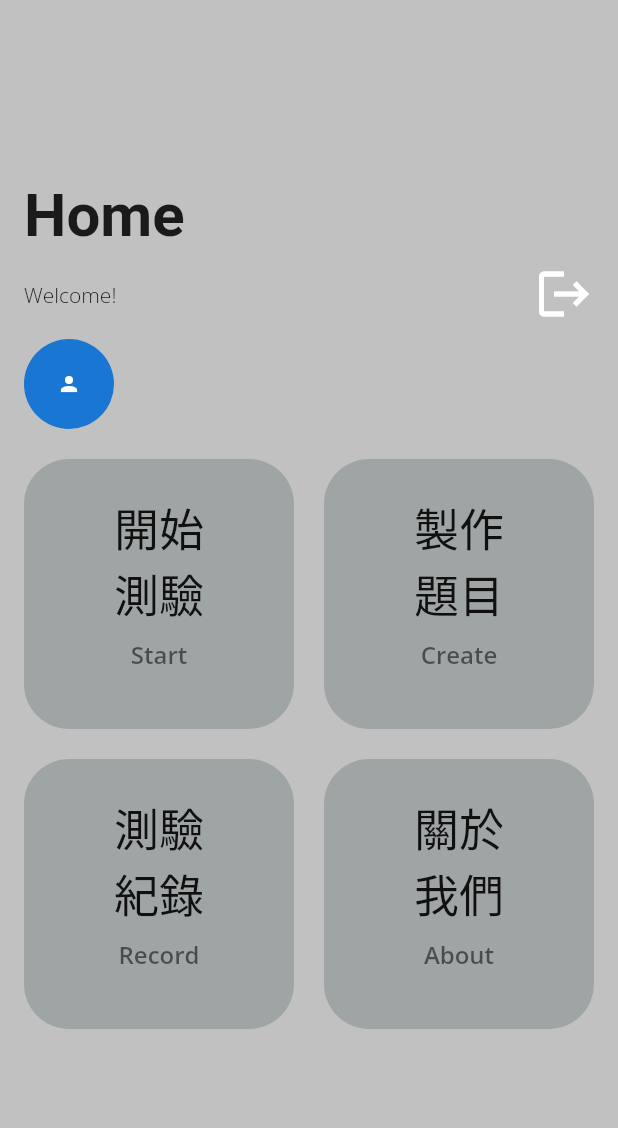
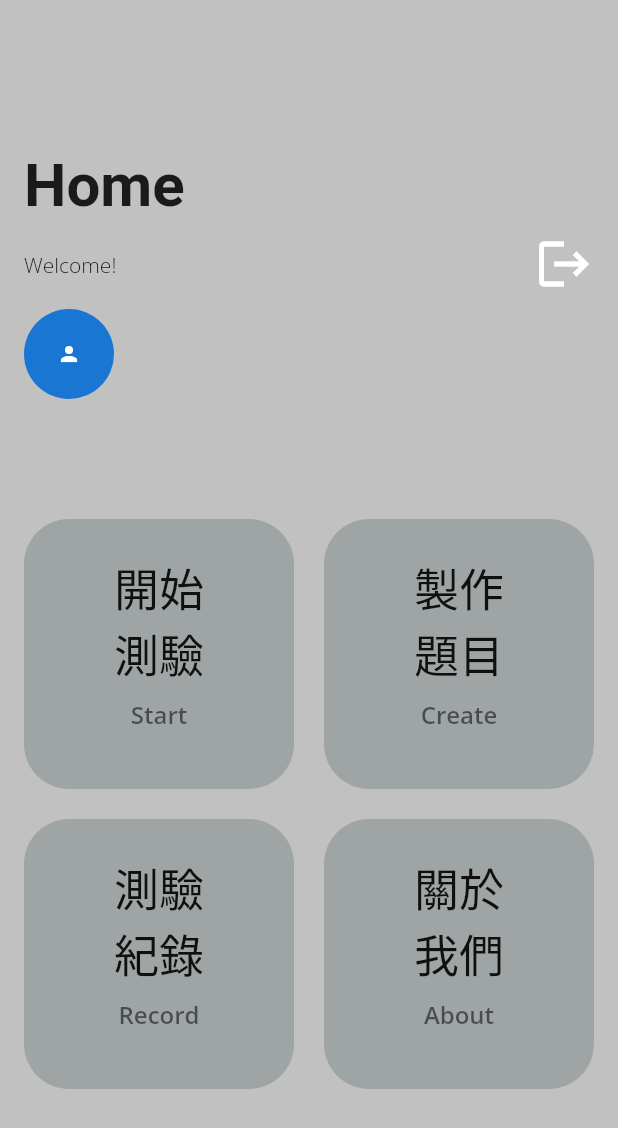
Before and after one commit to ryan11280/pr20221029, a Flutter app: the Home screen opened directly, on a phone screen of 412 x 824 dp. Shown: the top 1128 px of the screen. Run offline on Flutter 3.47's test engine with Material 2 defaults, Android fonts, the phone set to English and light mode, and no system bars; our stand-ins replace cloud_firestore, csv, firebase_auth, firebase_core, firebase_storage, fluttertoast and 3 more; missing offline and left inert: footer; accounts and stored records are empty; Roboto replaces fonts that are missing (Acme); project files that could hold a hidden picture were left out.

Commit message:
layouts change.

```diff
--- a/lib/screens/home/home1_screen.dart
+++ b/lib/screens/home/home1_screen.dart
@@ -29,10 +29,13 @@ class HomeState extends State<Home> {
   Widget build(BuildContext context) {
     return Scaffold(
       backgroundColor: const Color(0xFFC1C1C1),
-      body: Column(
+      body: Center(
+        child: Column(
+          mainAxisAlignment: MainAxisAlignment.center,
+          crossAxisAlignment: CrossAxisAlignment.center,
           children: <Widget>[
             const SizedBox(
-            height: 120,
+              height: 100,
             ),
             Padding(
               padding: EdgeInsets.only(left: 16, right: 16),
@@ -133,10 +136,11 @@ class HomeState extends State<Home> {
               ),
             ),
             SizedBox(
-            height: 20,
+              height: 80,
             ),
             GridDashboard()
           ],
+        ),
       ),
     );
   }
```
Lines whose indentation alone changed are shown as unchanged.
